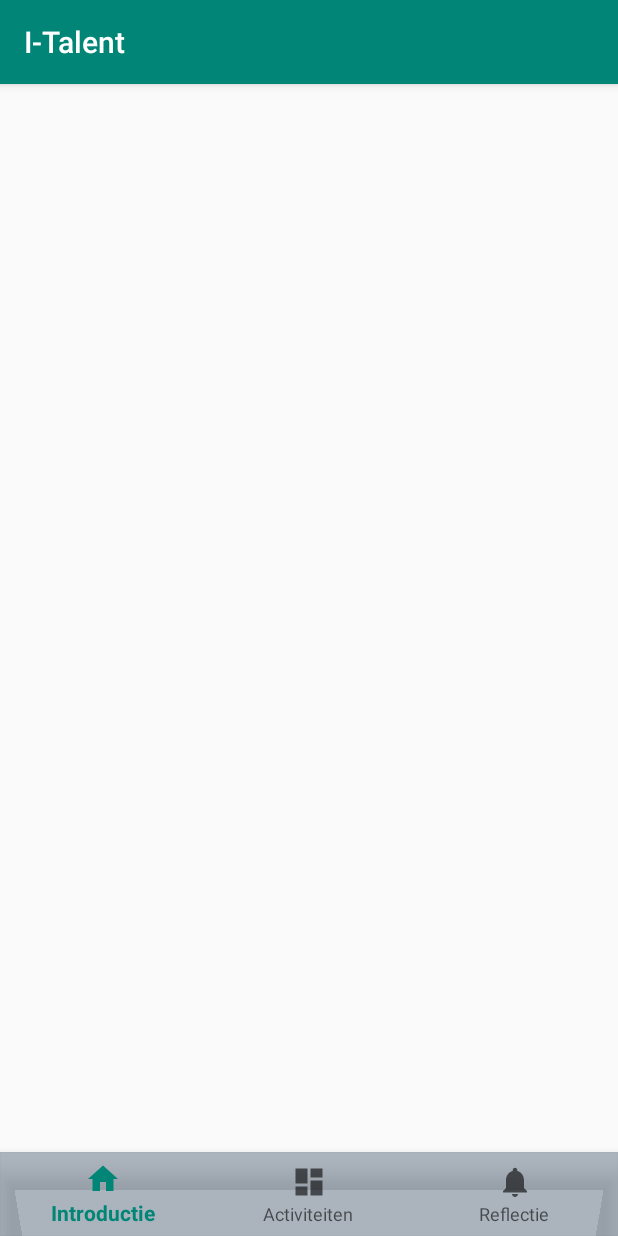
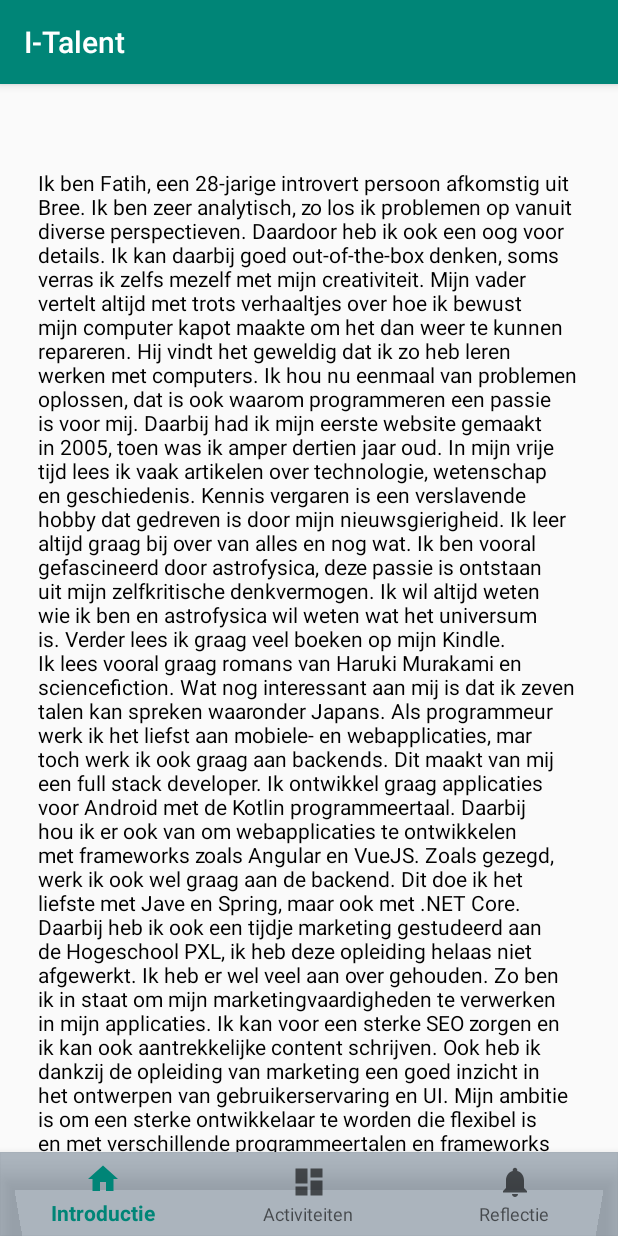
Before and after one commit to fatihbabacan92/italent, an Android app: the screen it shows after launch (MainActivity), on a phone screen of 412 x 824 dp. Run offline under Robolectric (Android 15) with nearby library versions, the phone set to English and light mode, and no system bars; our stand-ins replace navigation-ui.

Commit message:
Added HomeFragment

```diff
--- a/app/src/main/java/tech/fatih/italent/Home/HomeFragment.kt
+++ b/app/src/main/java/tech/fatih/italent/Home/HomeFragment.kt
@@ -3,10 +3,12 @@ package tech.fatih.italent.Home
 import android.content.Context
 import android.net.Uri
 import android.os.Bundle
+import android.text.method.ScrollingMovementMethod
 import androidx.fragment.app.Fragment
 import android.view.LayoutInflater
 import android.view.View
 import android.view.ViewGroup
+import kotlinx.android.synthetic.main.fragment_home.view.*
 import tech.fatih.italent.R
 
 class HomeFragment : Fragment() {
@@ -28,7 +30,9 @@ class HomeFragment : Fragment() {
         var rootView = inflater!!.inflate(R.layout.fragment_home, container, false)
         val context: Context? = super.getContext()
 
+        rootView.introduction_textview.movementMethod = ScrollingMovementMethod()
 
-        return super.onCreateView(inflater, container, savedInstanceState)
+        return rootView
     }
+
 }
--- a/app/src/main/res/layout/fragment_home.xml
+++ b/app/src/main/res/layout/fragment_home.xml
@@ -3,12 +3,17 @@
     xmlns:tools="http://schemas.android.com/tools"
     android:layout_width="match_parent"
     android:layout_height="match_parent"
-    tools:context=".Home.HomeFragment">
+    xmlns:app="http://schemas.android.com/apk/res-auto">
 
-    <!-- TODO: Update blank fragment layout -->
-    <TextView
-        android:layout_width="match_parent"
-        android:layout_height="match_parent"
-        android:text="@string/hello_blank_fragment" />
+        <TextView
+            android:id="@+id/introduction_textview"
+            android:layout_width="match_parent"
+            android:layout_height="match_parent"
+            android:layout_marginTop="0dp"
+            android:layout_marginRight="25dp"
+            android:layout_marginLeft="25dp"
+            android:scrollbars="vertical"
+            android:textColor="@color/Black"
+            android:text="@string/introduction_text" />
 
 </FrameLayout>
--- a/app/src/main/res/values/strings.xml
+++ b/app/src/main/res/values/strings.xml
@@ -5,4 +5,27 @@
     <string name="title_reflection">Reflectie</string>
 
 
+    <!-- HomeFragment -->
+    <string name="introduction_text">Ik ben Fatih, een 28-jarige introvert persoon afkomstig uit Bree. Ik ben zeer analytisch, zo los ik problemen op vanuit diverse perspectieven. Daardoor heb ik ook een oog voor details. Ik kan daarbij goed out-of-the-box denken, soms verras ik zelfs mezelf met mijn creativiteit. Mijn vader vertelt altijd met trots verhaaltjes over hoe ik bewust mijn computer kapot maakte om het dan weer te kunnen repareren. Hij vindt het geweldig dat ik zo heb leren werken met computers. Ik hou nu eenmaal van problemen oplossen, dat is ook waarom programmeren een passie is voor mij. Daarbij had ik mijn eerste website gemaakt in 2005, toen was ik amper dertien jaar oud. In mijn vrije tijd lees ik vaak artikelen over technologie, wetenschap en geschiedenis. Kennis vergaren is een verslavende hobby dat gedreven is door mijn nieuwsgierigheid. Ik leer altijd graag bij over van alles en nog wat. Ik ben vooral gefascineerd door astrofysica, deze passie is ontstaan uit mijn zelfkritische denkvermogen. Ik wil altijd weten wie ik ben en astrofysica wil weten wat het universum is. Verder lees ik graag veel boeken op mijn Kindle. Ik lees vooral graag romans van Haruki Murakami en sciencefiction. Wat nog interessant aan mij is dat ik zeven talen kan spreken waaronder Japans.
+    Als programmeur werk ik het liefst aan mobiele- en webapplicaties, mar toch werk ik ook graag aan backends. Dit maakt van mij een full stack developer. Ik ontwikkel graag applicaties voor Android met de Kotlin programmeertaal. Daarbij hou ik er ook van om webapplicaties te ontwikkelen met frameworks zoals Angular en VueJS. Zoals gezegd, werk ik ook wel graag aan de backend. Dit doe ik het liefste met Jave en Spring, maar ook met .NET Core. Daarbij heb ik ook een tijdje marketing gestudeerd aan de Hogeschool PXL, ik heb deze opleiding helaas niet afgewerkt. Ik heb er wel veel aan over gehouden. Zo ben ik in staat om mijn marketingvaardigheden te verwerken in mijn applicaties. Ik kan voor een sterke SEO zorgen en ik kan ook aantrekkelijke content schrijven. Ook heb ik dankzij de opleiding van marketing een goed inzicht in het ontwerpen van gebruikerservaring en UI.
+    Mijn ambitie is om een sterke ontwikkelaar te worden die flexibel is en met verschillende programmeertalen en frameworks kan omgaan. Natuurlijk wil ik mezelf specialiseren in mobiele en webapplicaties, maar ik wil zeker ook ervaring en kennis hebben van andere zaken. Ik wil graag aan de slag gaan als een full stack consultant zodat ik me kan specialiseren, maar ook ervaring kan opdoen aan verschillende frameworks en aspecten van de job.
+    </string>
+
+
+    <!-- ActivitiesFragment -->
+
+    <!-- InnovatieRoute -->
+
+    <!-- Accenture -->
+
+    <!-- Belfius -->
+
+    <!-- Portugal -->
+
+    <!-- OneClock -->
+
+    <!-- OmniBuzz -->
+
+    <!-- ReflectionFragment -->
+
 </resources>
```
